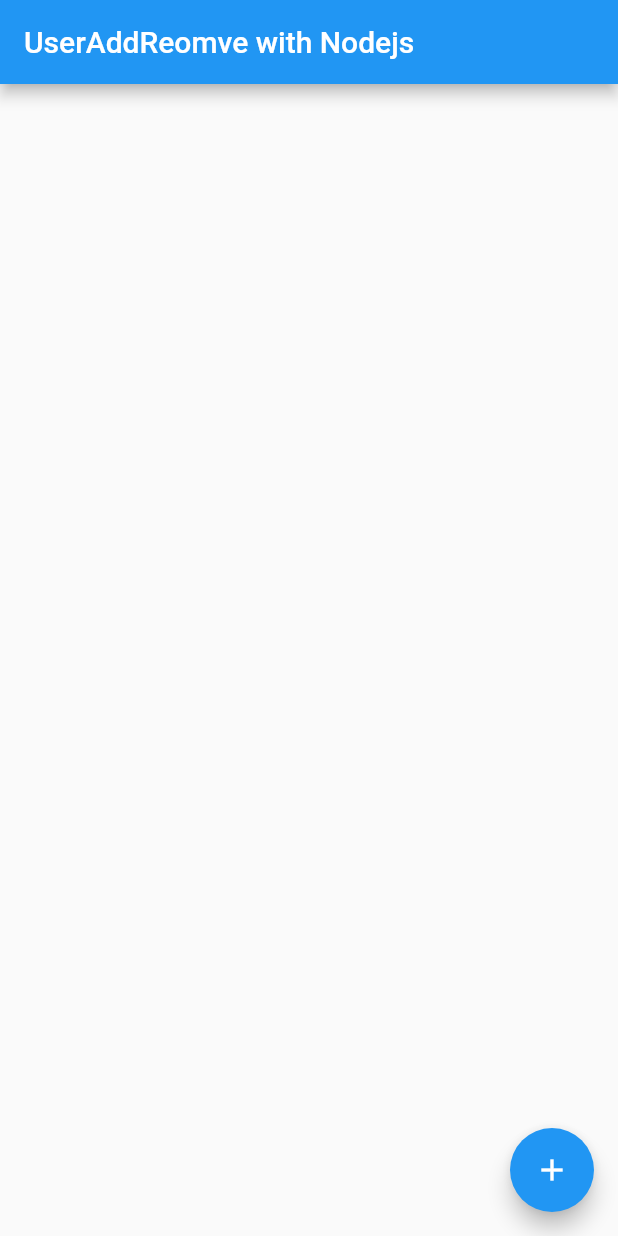
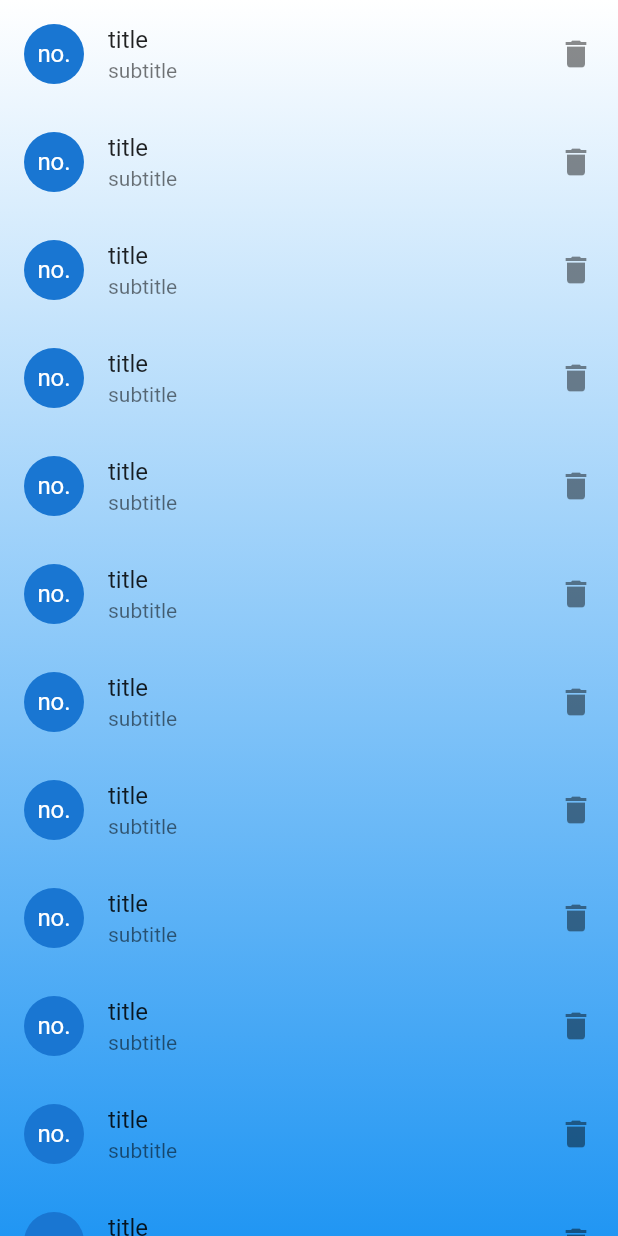
Before and after one commit to jahidul96/flutter_everyday, a Flutter app: the screen it shows after launch, on a phone screen of 412 x 824 dp. Run offline on Flutter 3.47's test engine with Material 2 defaults, Android fonts, the phone set to English and light mode, and no system bars; our stand-ins replace image_picker.

Commit message:
linear background and user listview addedgit add .

```diff
--- /dev/null
+++ b/lib/components/linera_background.dart
@@ -0,0 +1,33 @@
+import 'package:flutter/cupertino.dart';
+import 'package:flutter/material.dart';
+import 'package:flutter/src/widgets/container.dart';
+import 'package:flutter/src/widgets/framework.dart';
+
+class LinearBackGroundPage extends StatelessWidget {
+  const LinearBackGroundPage({super.key});
+
+  @override
+  Widget build(BuildContext context) {
+    return Scaffold(
+      body: Container(
+        decoration: BoxDecoration(
+          gradient: LinearGradient(
+              begin: Alignment.topLeft,
+              end: Alignment.bottomLeft,
+              colors: [Colors.white, Colors.blue]),
+        ),
+        child: ListView.builder(
+          itemBuilder: (context, index) {
+            return ListTile(
+              leading: CircleAvatar(child: Text("no.")),
+              title: Text("title"),
+              subtitle: Text("subtitle"),
+              trailing: Icon(Icons.delete),
+              focusColor: Colors.red,
+            );
+          },
+        ),
+      ),
+    );
+  }
+}
--- a/lib/main.dart
+++ b/lib/main.dart
@@ -1,6 +1,7 @@
 import 'package:flutter/material.dart';
 import 'package:flutter_everyday/apicall/demoapicall.dart';
 import 'package:flutter_everyday/components/large_appbar.dart';
+import 'package:flutter_everyday/components/linera_background.dart';
 import 'package:flutter_everyday/components/top_appbar_collapse.dart';
 import 'package:flutter_everyday/file_pick/image_pickerpage.dart';
 import 'package:flutter_everyday/projects_with_node_api/addRemoveUser/user_add_remove_with_node.dart';
@@ -21,7 +22,7 @@ class MyApp extends StatelessWidget {
       theme: ThemeData(
         primarySwatch: Colors.blue,
       ),
-      home: UserAddRemove(),
+      home: LinearBackGroundPage(),
     );
   }
 }
```
